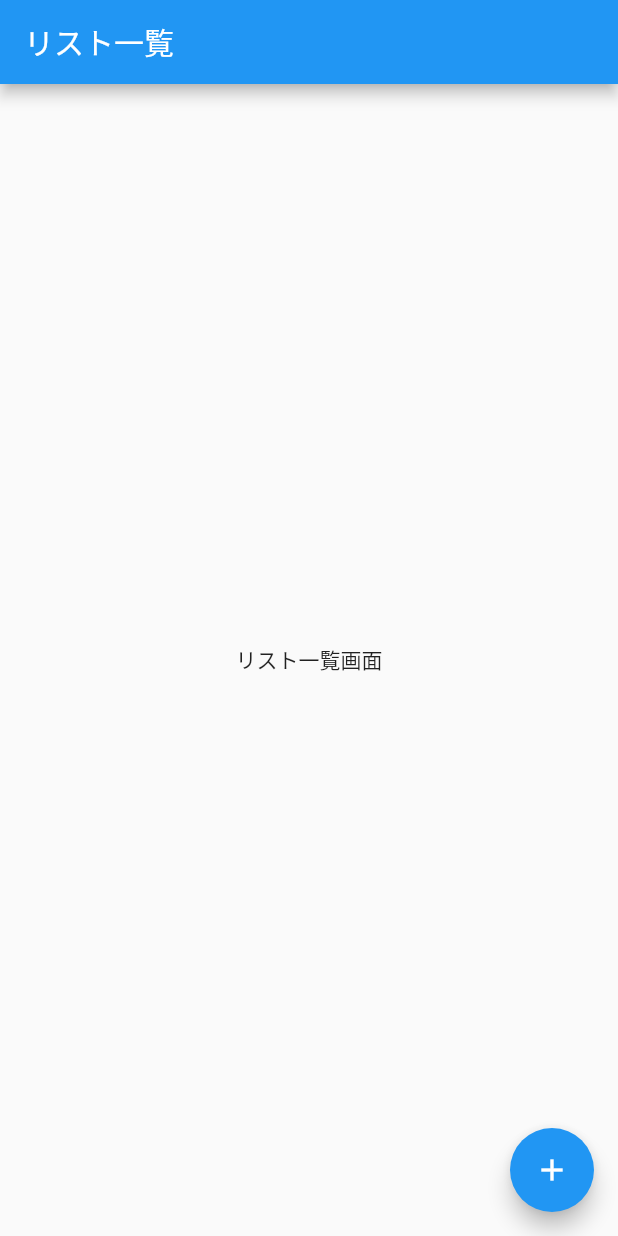
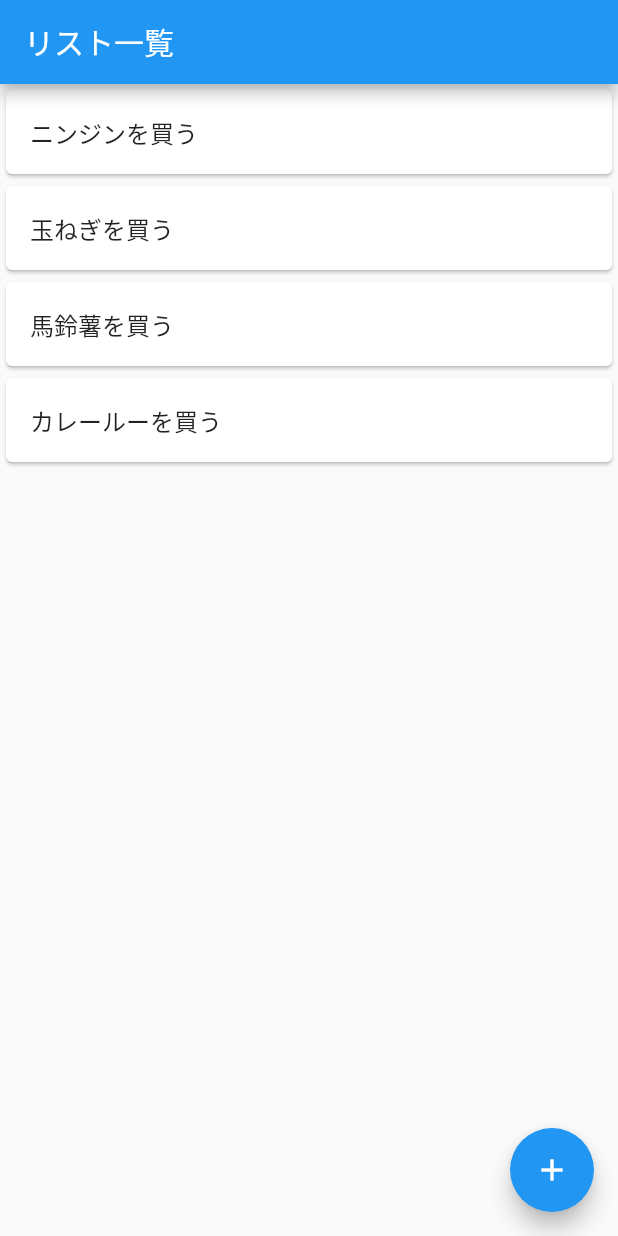
Before and after one commit to Terralien-jp/flutter_mytodoapp, a Flutter app: the screen it shows after launch, on a phone screen of 412 x 824 dp. Run offline on Flutter 3.47's test engine with Material 2 defaults, Android fonts, the phone set to English and light mode, and no system bars; missing offline and left inert: dart:html.

Commit message:
fix TodoListPage

```diff
--- a/lib/main.dart
+++ b/lib/main.dart
@@ -25,9 +25,33 @@ class TodoListPage extends StatelessWidget {
       appBar: AppBar(
         title: Text('リスト一覧'),
       ),
-      body: Center(
-        child: Text('リスト一覧画面'),
+      body: ListView(
+        children: <Widget>[
+          Card(
+            child: ListTile(
+              title: Text('ニンジンを買う'),
+            ),
+          ),
+          Card(
+            child: ListTile(
+              title: Text('玉ねぎを買う'),
+            ),
+          ),
+          Card(
+            child: ListTile(
+              title: Text('馬鈴薯を買う'),
+            ),
+          ),
+          Card(
+            child: ListTile(
+              title: Text('カレールーを買う'),
+            ),
+          ),
+        ],
       ),
+      // body: Center(
+      //   child: Text('リスト一覧画面'),
+      // ),
       floatingActionButton: FloatingActionButton(
         onPressed: () {
           Navigator.of(context).push(
```
